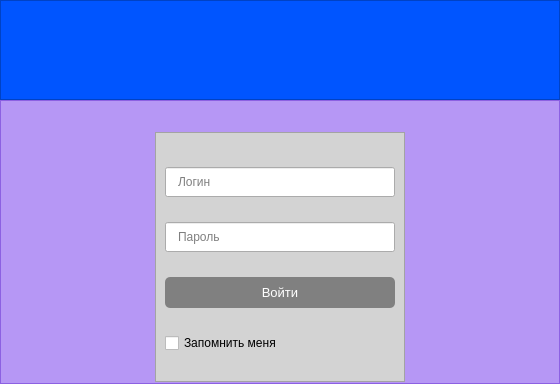
First picture: the form in rsc/dialog.ui, repository justfollowthesun/laser_control, before the edit.
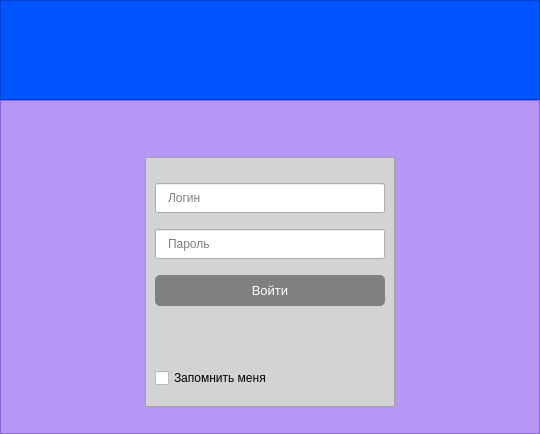
Second picture: the form after the edit.

Patch:
```diff
--- a/rsc/dialog.ui
+++ b/rsc/dialog.ui
@@ -6,8 +6,8 @@
    <rect>
     <x>0</x>
     <y>0</y>
-    <width>560</width>
-    <height>384</height>
+    <width>540</width>
+    <height>434</height>
    </rect>
   </property>
   <property name="windowTitle">
@@ -250,6 +250,25 @@
                 </property>
                </widget>
               </item>
+              <item>
+               <widget class="QLabel" name="message_info">
+                <property name="enabled">
+                 <bool>true</bool>
+                </property>
+                <property name="maximumSize">
+                 <size>
+                  <width>16777215</width>
+                  <height>30</height>
+                 </size>
+                </property>
+                <property name="text">
+                 <string/>
+                </property>
+                <property name="alignment">
+                 <set>Qt::AlignCenter</set>
+                </property>
+               </widget>
+              </item>
               <item>
                <widget class="QCheckBox" name="saveme_chbox">
                 <property name="text">
```
